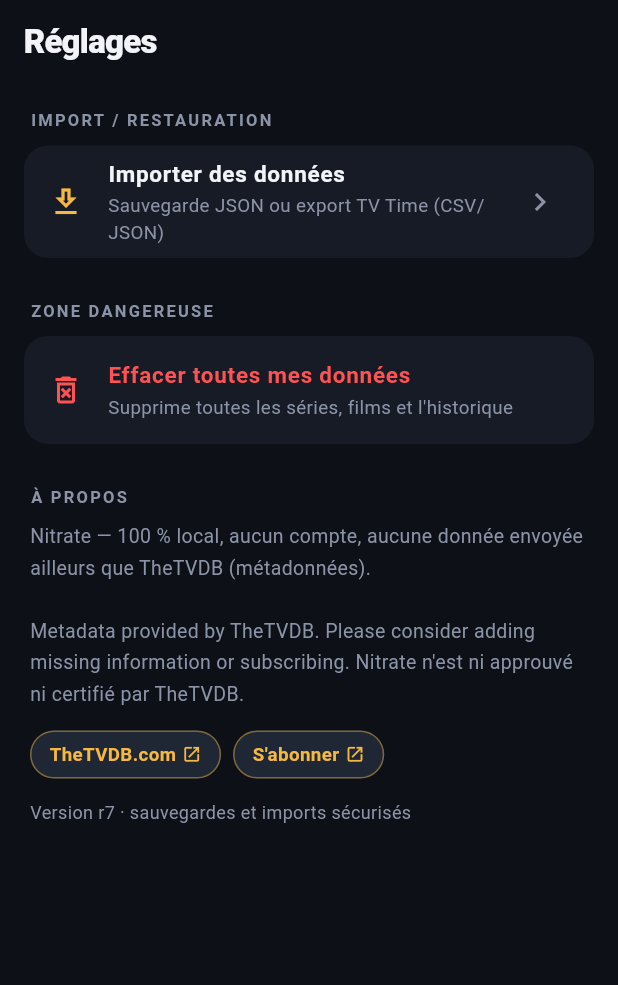
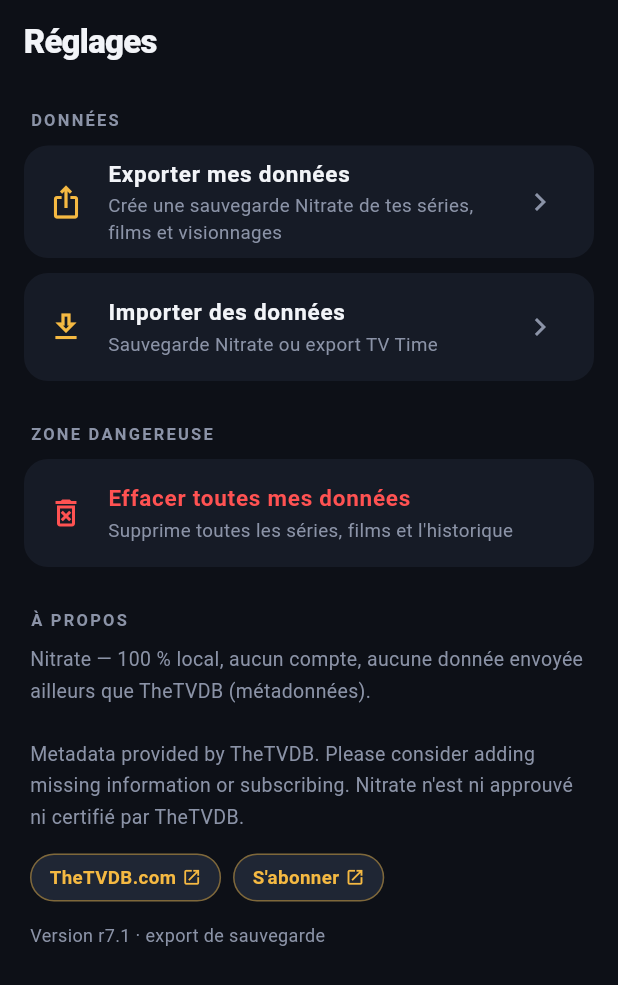
Before and after one commit to tom06700/tracktime, a Flutter app: the SettingsScreen screen opened by its route, on a phone screen of 412 x 824 dp. Shown: the top 985 px of the screen. Run offline on Flutter 3.47's test engine with Material 3 defaults, Android fonts, the phone set to English and light mode, and no system bars; our stand-ins replace drift, drift_flutter, file_picker, flutter_riverpod, go_router, share_plus and 1 more; accounts and stored records are empty; generated files the repository leaves out were written again; network calls fail.

Commit message:
Rend l'export de sauvegarde atteignable depuis Réglages
La sauvegarde Nitrate était fiable mais introuvable : seul le Profil
proposait de la déclencher, alors que Réglages est l'endroit où l'on va
chercher ses données. La section devient « Données » et suit l'ordre du
parcours — sauvegarder, restaurer, effacer.

L'écran ne fabrique aucun JSON : il appelle exportBackup, seul responsable
du format. La ligne porte son propre état d'attente, le temps que la
feuille de partage s'ouvre : elle se désactive et montre sa progression,
pour qu'un second tap ne produise pas un second fichier. Un échec donne un
message compréhensible, le détail technique partant dans les traces.

Aucun message de succès : la feuille de partage peut être annulée,
annoncer une sauvegarde enregistrée serait mentir.

Co-Authored-By: Claude Opus 5 <noreply@anthropic.com>
Claude-Session: https://claude.ai/code/session_01WerRie8kS9wJUJuZsc3MKh

```diff
--- a/app/lib/build_info.dart
+++ b/app/lib/build_info.dart
@@ -5,4 +5,4 @@
 /// est réellement embarqué ou si l'appareil tourne encore sur l'ancien binaire.
 /// À incrémenter à chaque changement dont on veut pouvoir confirmer la
 /// présence sur l'appareil.
-const kBuildMarker = 'r7 · sauvegardes et imports sécurisés';
+const kBuildMarker = 'r7.1 · export de sauvegarde';
--- a/app/lib/settings/settings_screen.dart
+++ b/app/lib/settings/settings_screen.dart
@@ -3,12 +3,18 @@ import 'package:flutter_riverpod/flutter_riverpod.dart';
 import 'package:go_router/go_router.dart';
 import 'package:url_launcher/url_launcher.dart';
 
+import '../backup/backup.dart';
 import '../build_info.dart';
+import '../db/database.dart';
 import '../providers.dart';
 import '../theme.dart';
 
 class SettingsScreen extends ConsumerWidget {
-  const SettingsScreen({super.key});
+  const SettingsScreen({super.key, this.exportData = exportBackup});
+
+  /// Point d'injection pour les tests : la feuille de partage native n'existe
+  /// pas dans un test widget. En production, c'est [exportBackup].
+  final Future<void> Function(AppDatabase db) exportData;
 
   Future<void> _open(String url) async {
     final uri = Uri.tryParse(url);
@@ -55,14 +61,20 @@ class SettingsScreen extends ConsumerWidget {
       body: ListView(
         padding: const EdgeInsets.symmetric(vertical: 8),
         children: [
+          // Sauvegarder, puis restaurer, puis effacer : l'ordre du parcours.
           const Padding(
             padding: EdgeInsets.fromLTRB(20, 8, 20, 4),
-            child: Text('IMPORT / RESTAURATION',
+            child: Text('DONNÉES',
                 style: TextStyle(
                     fontSize: 11,
                     fontWeight: FontWeight.w700,
                     letterSpacing: 1.5,
                     color: TtColors.dim)),
+          ),
+          Card(
+            child: _ExportTile(
+              onExport: () => exportData(ref.read(databaseProvider)),
+            ),
           ),
           Card(
             child: ListTile(
@@ -71,7 +83,7 @@ class SettingsScreen extends ConsumerWidget {
                   style:
                       TextStyle(fontSize: 15, fontWeight: FontWeight.w600)),
               subtitle: const Text(
-                  'Sauvegarde JSON ou export TV Time (CSV/JSON)',
+                  'Sauvegarde Nitrate ou export TV Time',
                   style: TextStyle(fontSize: 12.5, color: TtColors.dim)),
               trailing: const Icon(Icons.chevron_right, color: TtColors.dim),
               onTap: () => context.push('/import'),
@@ -155,6 +167,65 @@ class SettingsScreen extends ConsumerWidget {
   }
 }
 
+/// Ligne « Exporter mes données ».
+///
+/// Stateful pour son seul état d'attente : la feuille de partage met un
+/// instant à s'ouvrir, et deux taps ne doivent pas produire deux fichiers.
+class _ExportTile extends StatefulWidget {
+  const _ExportTile({required this.onExport});
+
+  final Future<void> Function() onExport;
+
+  @override
+  State<_ExportTile> createState() => _ExportTileState();
+}
+
+class _ExportTileState extends State<_ExportTile> {
+  bool _busy = false;
+
+  Future<void> _run() async {
+    if (_busy) return;
+    setState(() => _busy = true);
+    try {
+      await widget.onExport();
+      // Pas de message de succès : la feuille de partage peut être annulée,
+      // annoncer « sauvegarde enregistrée » serait mentir.
+    } catch (e, st) {
+      debugPrint('Export de sauvegarde impossible : $e\n$st');
+      if (mounted) {
+        ScaffoldMessenger.of(context)
+          ..clearSnackBars()
+          ..showSnackBar(const SnackBar(
+              content: Text('Impossible de créer la sauvegarde. Réessaie.')));
+      }
+    } finally {
+      if (mounted) setState(() => _busy = false);
+    }
+  }
+
+  @override
+  Widget build(BuildContext context) {
+    return ListTile(
+      enabled: !_busy,
+      leading: const Icon(Icons.ios_share_outlined, color: TtColors.amber),
+      title: const Text('Exporter mes données',
+          style: TextStyle(fontSize: 15, fontWeight: FontWeight.w600)),
+      subtitle: const Text(
+          'Crée une sauvegarde Nitrate de tes séries, films et visionnages',
+          style: TextStyle(fontSize: 12.5, color: TtColors.dim)),
+      trailing: _busy
+          ? const SizedBox(
+              width: 18,
+              height: 18,
+              child: CircularProgressIndicator(
+                  strokeWidth: 2, color: TtColors.amber),
+            )
+          : const Icon(Icons.chevron_right, color: TtColors.dim),
+      onTap: _run,
+    );
+  }
+}
+
 /// Petit lien en pastille (attribution TheTVDB).
 class _LinkChip extends StatelessWidget {
   const _LinkChip({required this.label, required this.onTap});
```
Also changed, not shown: 1 other file.
